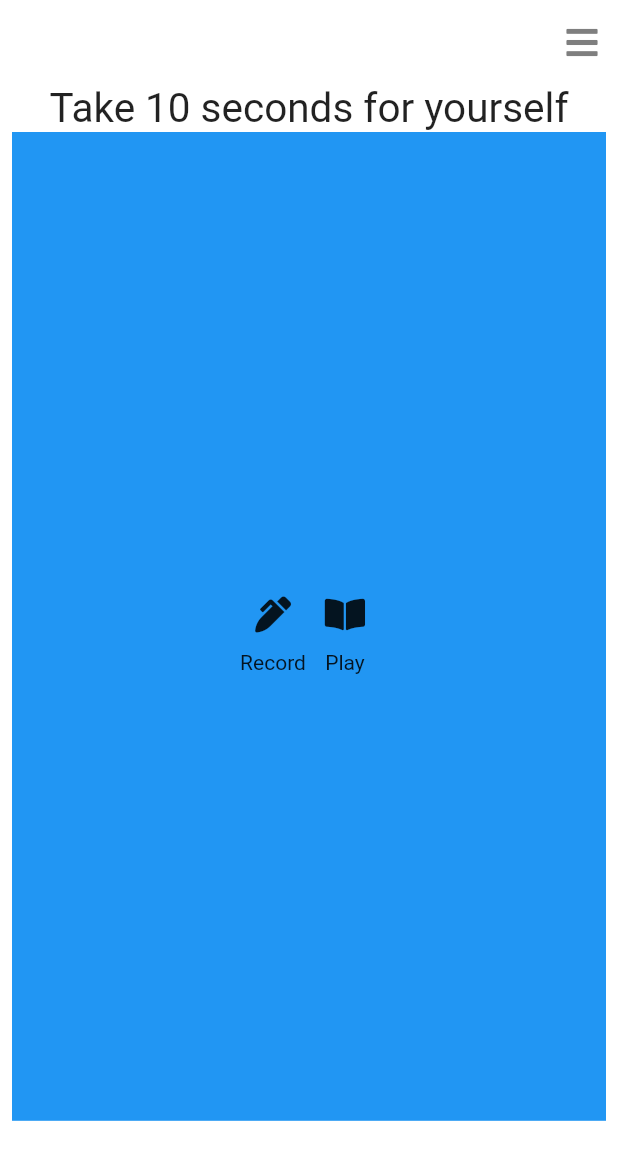
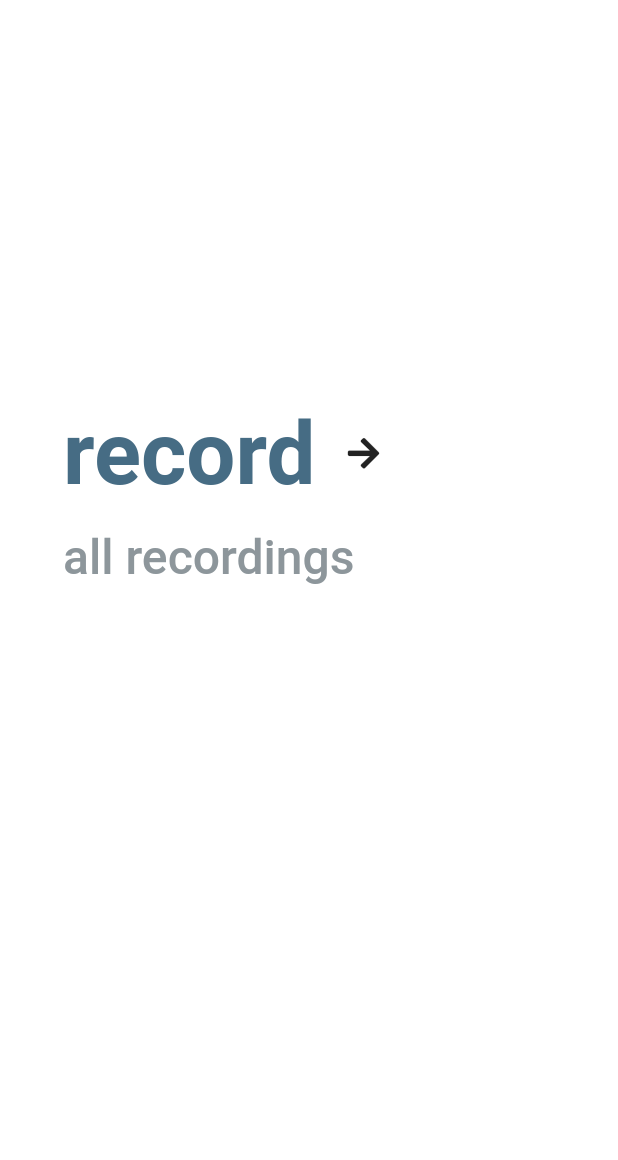
Before and after one commit to ettoma/my_voice, a Flutter app: the screen it shows after launch, on a phone screen of 412 x 824 dp. Shown: the top 1160 px of the screen. Run offline on Flutter 3.47's test engine with Material 2 defaults, Android fonts, the phone set to English and light mode, and no system bars; our stand-ins replace circular_countdown_timer, font_awesome_flutter; missing offline and left inert: flutter_sound; Roboto replaces fonts that are missing (Gill Sans).

Commit message:
UI (must fix Audio player )

```diff
--- a/lib/models/app_bar.dart
+++ b/lib/models/app_bar.dart
@@ -1,5 +1,5 @@
 import 'package:flutter/material.dart';
-import 'package:font_awesome_flutter/font_awesome_flutter.dart';
+// import 'package:font_awesome_flutter/font_awesome_flutter.dart';
 
 PreferredSizeWidget appBar() {
   return AppBar(
@@ -8,13 +8,5 @@ PreferredSizeWidget appBar() {
     backgroundColor: const Color.fromRGBO(255, 255, 255, 0),
     elevation: 0,
     brightness: Brightness.light,
-    actions: [
-      IconButton(
-        onPressed: () {},
-        icon: const FaIcon(
-          FontAwesomeIcons.bars,
-        ),
-      )
-    ],
   );
 }
--- a/lib/pages/home.dart
+++ b/lib/pages/home.dart
@@ -1,4 +1,4 @@
-import 'package:audio_journal/models/app_bar.dart';
+// import 'package:audio_journal/models/app_bar.dart';
 import 'package:audio_journal/pages/audio_player.dart';
 import 'package:audio_journal/pages/recording.dart';
 import 'package:flutter/material.dart';
@@ -11,56 +11,68 @@ class Home extends StatelessWidget {
   @override
   Widget build(BuildContext context) {
     return Scaffold(
-      appBar: appBar(),
+      // appBar: appBar(),
       backgroundColor: Colors.white,
       body: Center(
         child: Column(
           children: [
-            const Text(
-              'Take 10 seconds for yourself',
-              style: TextStyle(
-                  fontSize: 27,
-                  fontWeight: FontWeight.w400,
-                  fontFamily: 'Gill Sans'),
-              textAlign: TextAlign.center,
-            ),
             Padding(
-              padding: const EdgeInsets.symmetric(horizontal: 8.0),
-              child: Container(
+              padding: const EdgeInsets.only(left: 34.0),
+              child: SizedBox(
                 width: MediaQuery.of(context).size.width,
-                color: Colors.blue,
                 height: MediaQuery.of(context).size.height * 0.8,
-                child: Row(
+                child: Column(
                   mainAxisAlignment: MainAxisAlignment.center,
+                  crossAxisAlignment: CrossAxisAlignment.start,
                   children: [
                     Column(
                       crossAxisAlignment: CrossAxisAlignment.center,
                       mainAxisAlignment: MainAxisAlignment.center,
                       children: [
+                        Row(
+                          children: [
+                            TextButton(
+                              onPressed: () {
+                                Navigator.push(
+                                  context,
+                                  MaterialPageRoute(
+                                    builder: (context) {
+                                      return const Recording();
+                                    },
+                                  ),
+                                );
+                              },
+                              child: const Text(
+                                'record',
+                                style: TextStyle(
+                                    color: Color.fromRGBO(70, 108, 132, 1),
+                                    fontSize: 58,
+                                    fontWeight: FontWeight.bold),
+                              ),
+                            ),
                             IconButton(
-                            onPressed: () {
-                              Navigator.push(context,
-                                  MaterialPageRoute(builder: (context) {
-                                return const Recording();
-                              }));
-                            },
-                            icon: const FaIcon(FontAwesomeIcons.penAlt)),
-                        const Text('Record'),
+                                onPressed: () {},
+                                icon: const FaIcon(FontAwesomeIcons.arrowRight))
+                          ],
+                        )
                       ],
                     ),
                     Column(
                       crossAxisAlignment: CrossAxisAlignment.center,
                       mainAxisAlignment: MainAxisAlignment.center,
                       children: [
-                        IconButton(
+                        TextButton(
                           onPressed: () {
                             Navigator.push(context,
                                 MaterialPageRoute(builder: (context) {
                               return const AudioPlayer();
                             }));
                           },
-                            icon: const FaIcon(FontAwesomeIcons.bookOpen)),
-                        const Text('Play')
+                          child: const Text('all recordings',
+                              style: TextStyle(
+                                  color: Color.fromRGBO(141, 150, 155, 1),
+                                  fontSize: 32)),
+                        )
                       ],
                     ),
                   ],
--- a/lib/pages/recording.dart
+++ b/lib/pages/recording.dart
@@ -47,9 +47,8 @@ class _RecordingState extends State<Recording> {
       body: Center(
         child: Padding(
           padding: const EdgeInsets.only(bottom: 24.0, left: 8, right: 8),
-          child: Container(
+          child: SizedBox(
             width: MediaQuery.of(context).size.width,
-            color: Colors.green,
             child: Column(
               mainAxisAlignment: MainAxisAlignment.center,
               crossAxisAlignment: CrossAxisAlignment.center,
```
Lines whose indentation alone changed are shown as unchanged.
